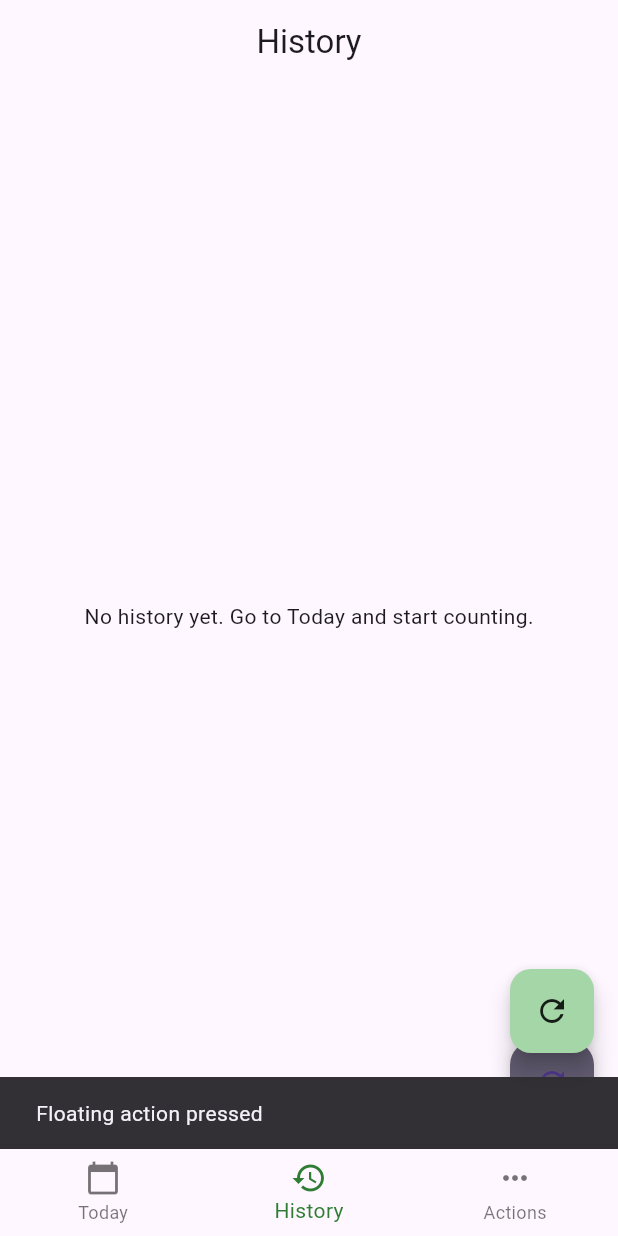
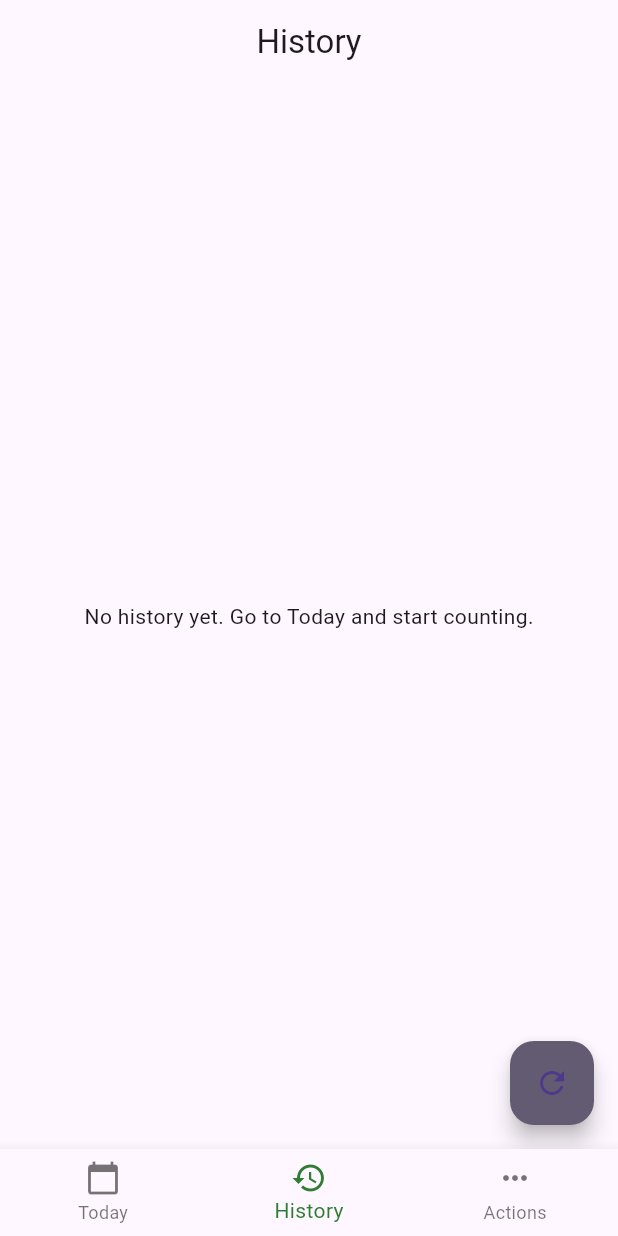
Before and after one commit to fe-rid/adhkar_tracker, a Flutter app: the screen it shows after launch, item 2 of the bottom bar chosen, after a tap on the "refresh" icon, on a phone screen of 412 x 824 dp. Run offline on Flutter 3.47's test engine with Material 3 defaults, Android fonts, the phone set to English and light mode, and no system bars; our stand-ins replace shared_preferences.

Commit message:
chore(ui): remove floating action button from HomeScreen

```diff
--- a/lib/screens/home_screen.dart
+++ b/lib/screens/home_screen.dart
@@ -29,17 +29,7 @@ class _HomeScreenState extends State<HomeScreen> {
 
     return Scaffold(
       body: _pages[_selectedIndex],
-      floatingActionButton: FloatingActionButton(
-        onPressed: () {
-          ScaffoldMessenger.of(context).showSnackBar(
-            SnackBar(content: Text('Floating action pressed')),
-          );
-        },
-        backgroundColor: Colors.green[200],
-        shape: RoundedRectangleBorder(borderRadius: BorderRadius.circular(14)),
-        child: Icon(Icons.refresh, color: Colors.black87),
-      ),
-      floatingActionButtonLocation: FloatingActionButtonLocation.endFloat,
+      // Floating action button removed as requested
       bottomNavigationBar: BottomNavigationBar(
         currentIndex: _selectedIndex,
         onTap: _onItemTapped,
```
